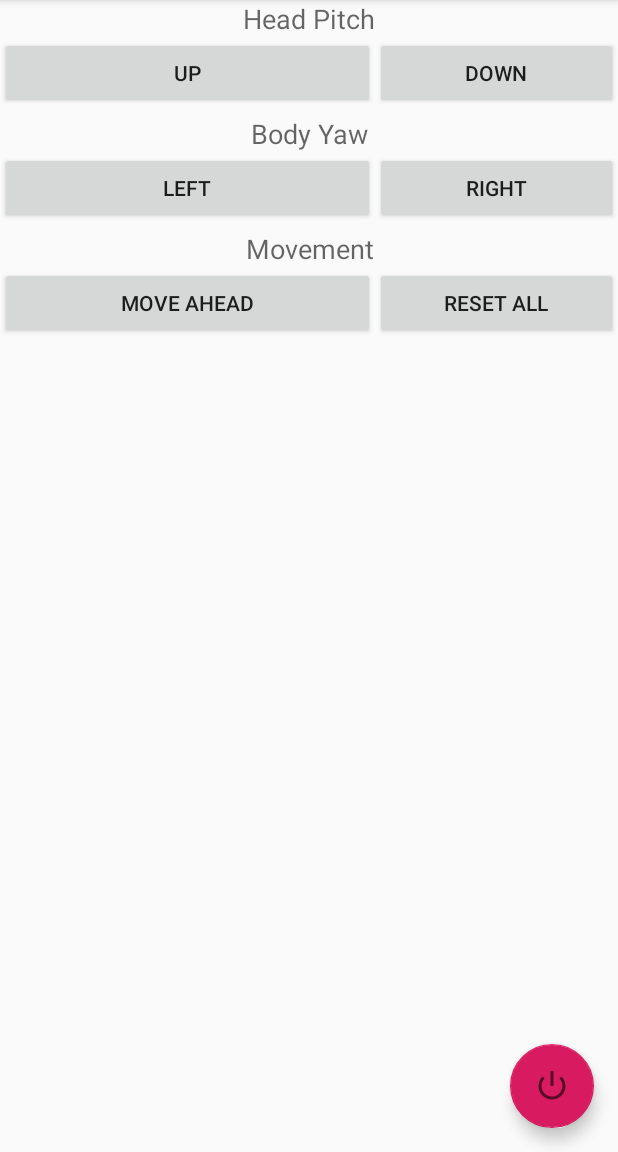
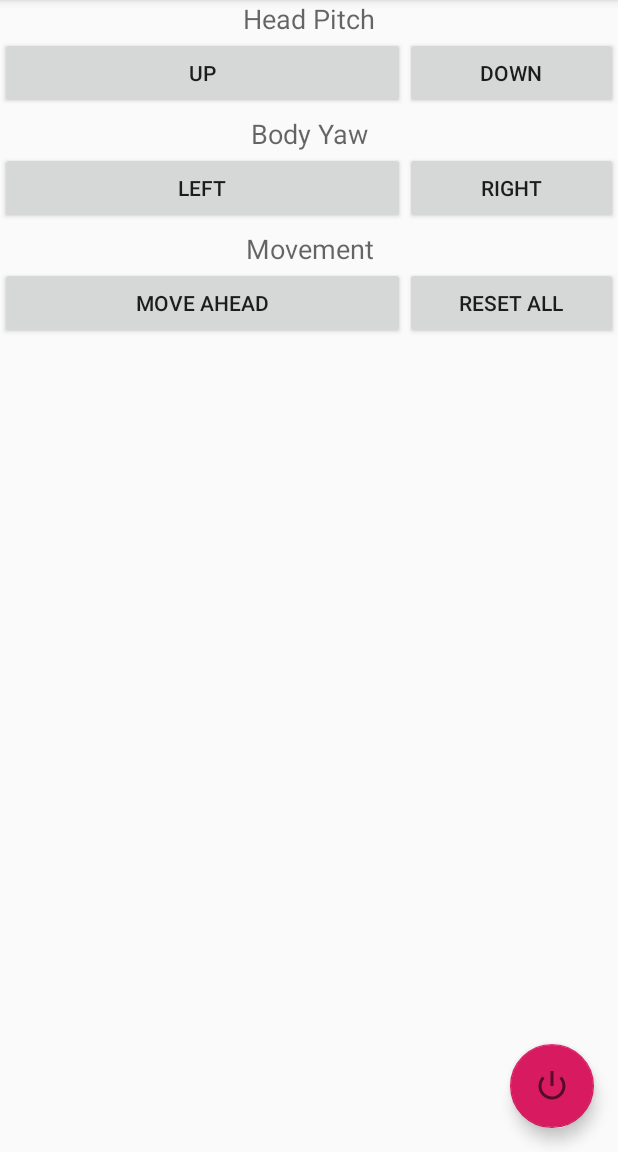
Before and after one commit to Bigazzon/MyLoomoApp, an Android app: the screen it shows after launch (MainActivity), on a phone screen of 412 x 824 dp, the part 84-1236 px from its top. Run offline under Robolectric (Android 15) with nearby library versions, the phone set to English and light mode, and no system bars; libraries missing offline, so code that uses them is left out: com.segway.robot; 4 statements that could not run were skipped.

Commit message:
Apk done

```diff
--- a/app/src/main/res/layout/content_main.xml
+++ b/app/src/main/res/layout/content_main.xml
@@ -132,7 +132,7 @@
         android:layout_width="wrap_content"
         android:layout_height="wrap_content"
         android:orientation="vertical"
-        app:layout_constraintGuide_begin="250dp" />
+        app:layout_constraintGuide_begin="270dp" />
 
     <TextView
         android:id="@+id/linear_velocity"
```
